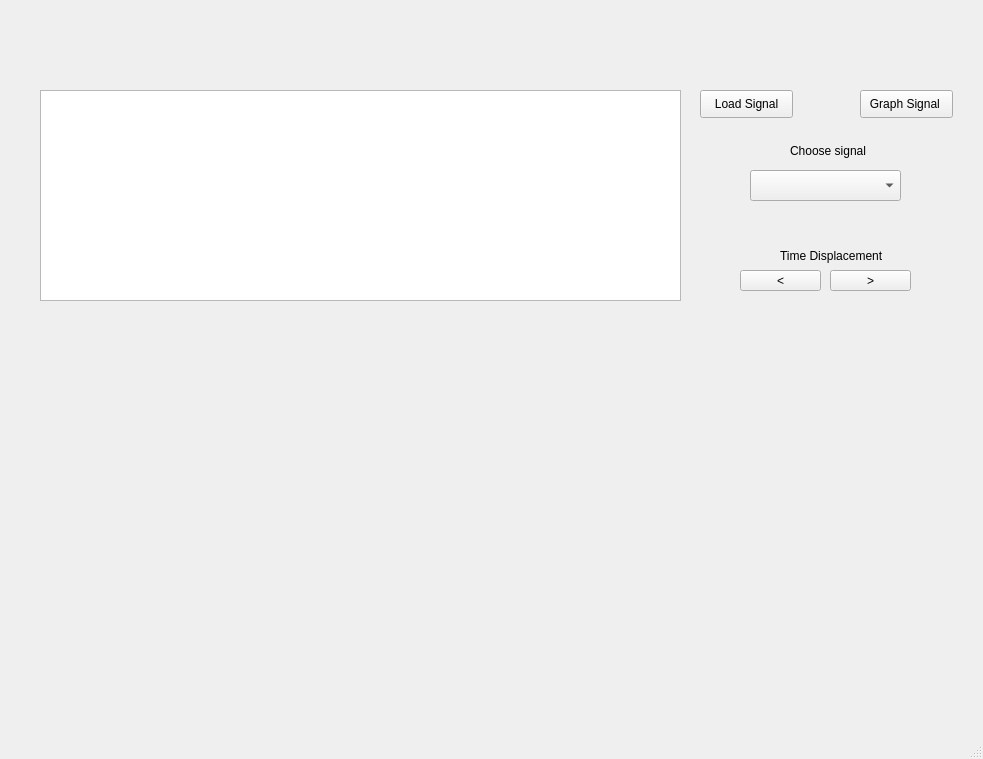
The window that interfaz.ui (carlosmunoz97/Proyecto2) describes before a commit, drawn with Qt 5.
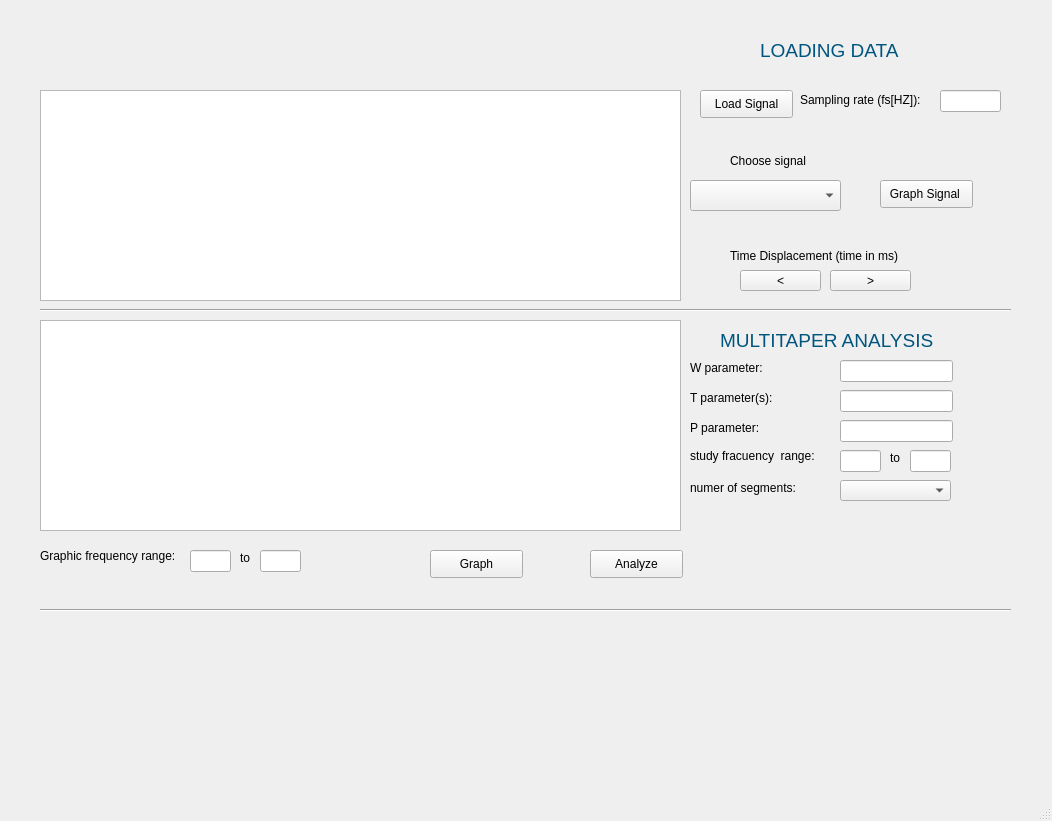
The same window after the commit. Custom widgets are drawn as their Qt base class.

The edit to the form file:
```diff
--- a/interfaz.ui
+++ b/interfaz.ui
@@ -6,8 +6,8 @@
    <rect>
     <x>0</x>
     <y>0</y>
-    <width>983</width>
-    <height>759</height>
+    <width>1052</width>
+    <height>821</height>
    </rect>
   </property>
   <property name="windowTitle">
@@ -40,8 +40,8 @@
    <widget class="QPushButton" name="graficar">
     <property name="geometry">
      <rect>
-      <x>860</x>
-      <y>90</y>
+      <x>880</x>
+      <y>180</y>
       <width>93</width>
       <height>28</height>
      </rect>
@@ -66,14 +66,14 @@
    <widget class="QLabel" name="label_2">
     <property name="geometry">
      <rect>
-      <x>780</x>
+      <x>730</x>
       <y>240</y>
-      <width>111</width>
+      <width>191</width>
       <height>31</height>
      </rect>
     </property>
     <property name="text">
-     <string>Time Displacement</string>
+     <string>Time Displacement (time in ms)</string>
     </property>
    </widget>
    <widget class="QPushButton" name="tiempodisminuir">
@@ -105,8 +105,8 @@
    <widget class="QComboBox" name="senales">
     <property name="geometry">
      <rect>
-      <x>750</x>
-      <y>170</y>
+      <x>690</x>
+      <y>180</y>
       <width>151</width>
       <height>31</height>
      </rect>
@@ -115,8 +115,8 @@
    <widget class="QLabel" name="label_4">
     <property name="geometry">
      <rect>
-      <x>790</x>
-      <y>140</y>
+      <x>730</x>
+      <y>150</y>
       <width>81</width>
       <height>21</height>
      </rect>
@@ -125,6 +125,301 @@
      <string>Choose signal</string>
     </property>
    </widget>
+   <widget class="QLineEdit" name="frecmuestreo">
+    <property name="geometry">
+     <rect>
+      <x>940</x>
+      <y>90</y>
+      <width>61</width>
+      <height>22</height>
+     </rect>
+    </property>
+   </widget>
+   <widget class="QLabel" name="label_3">
+    <property name="geometry">
+     <rect>
+      <x>800</x>
+      <y>90</y>
+      <width>141</width>
+      <height>20</height>
+     </rect>
+    </property>
+    <property name="text">
+     <string>Sampling rate (fs[HZ]): </string>
+    </property>
+   </widget>
+   <widget class="PlotWidget" name="campo_graficacion_2">
+    <property name="geometry">
+     <rect>
+      <x>40</x>
+      <y>320</y>
+      <width>641</width>
+      <height>211</height>
+     </rect>
+    </property>
+   </widget>
+   <widget class="Line" name="line">
+    <property name="geometry">
+     <rect>
+      <x>40</x>
+      <y>300</y>
+      <width>971</width>
+      <height>20</height>
+     </rect>
+    </property>
+    <property name="orientation">
+     <enum>Qt::Horizontal</enum>
+    </property>
+   </widget>
+   <widget class="QLabel" name="label_5">
+    <property name="geometry">
+     <rect>
+      <x>720</x>
+      <y>320</y>
+      <width>241</width>
+      <height>41</height>
+     </rect>
+    </property>
+    <property name="text">
+     <string>&lt;html&gt;&lt;head/&gt;&lt;body&gt;&lt;p&gt;&lt;span style=&quot; font-size:14pt; color:#00557f;&quot;&gt;MULTITAPER ANALYSIS&lt;/span&gt;&lt;/p&gt;&lt;/body&gt;&lt;/html&gt;</string>
+    </property>
+   </widget>
+   <widget class="QLabel" name="label_6">
+    <property name="geometry">
+     <rect>
+      <x>690</x>
+      <y>360</y>
+      <width>101</width>
+      <height>16</height>
+     </rect>
+    </property>
+    <property name="text">
+     <string>W parameter: </string>
+    </property>
+   </widget>
+   <widget class="QLineEdit" name="w">
+    <property name="geometry">
+     <rect>
+      <x>840</x>
+      <y>360</y>
+      <width>113</width>
+      <height>22</height>
+     </rect>
+    </property>
+   </widget>
+   <widget class="QLineEdit" name="t">
+    <property name="geometry">
+     <rect>
+      <x>840</x>
+      <y>390</y>
+      <width>113</width>
+      <height>22</height>
+     </rect>
+    </property>
+   </widget>
+   <widget class="QLabel" name="label_7">
+    <property name="geometry">
+     <rect>
+      <x>690</x>
+      <y>390</y>
+      <width>101</width>
+      <height>16</height>
+     </rect>
+    </property>
+    <property name="text">
+     <string>T parameter(s):</string>
+    </property>
+   </widget>
+   <widget class="QLineEdit" name="sfmin">
+    <property name="geometry">
+     <rect>
+      <x>840</x>
+      <y>450</y>
+      <width>41</width>
+      <height>22</height>
+     </rect>
+    </property>
+   </widget>
+   <widget class="QLabel" name="label_8">
+    <property name="geometry">
+     <rect>
+      <x>690</x>
+      <y>440</y>
+      <width>141</width>
+      <height>31</height>
+     </rect>
+    </property>
+    <property name="text">
+     <string>study fracuency  range:</string>
+    </property>
+   </widget>
+   <widget class="QLineEdit" name="p">
+    <property name="geometry">
+     <rect>
+      <x>840</x>
+      <y>420</y>
+      <width>113</width>
+      <height>22</height>
+     </rect>
+    </property>
+   </widget>
+   <widget class="QLabel" name="label_9">
+    <property name="geometry">
+     <rect>
+      <x>690</x>
+      <y>420</y>
+      <width>101</width>
+      <height>16</height>
+     </rect>
+    </property>
+    <property name="text">
+     <string>P parameter:</string>
+    </property>
+   </widget>
+   <widget class="QLineEdit" name="sfmax">
+    <property name="geometry">
+     <rect>
+      <x>910</x>
+      <y>450</y>
+      <width>41</width>
+      <height>22</height>
+     </rect>
+    </property>
+   </widget>
+   <widget class="QLabel" name="to">
+    <property name="geometry">
+     <rect>
+      <x>890</x>
+      <y>450</y>
+      <width>16</width>
+      <height>16</height>
+     </rect>
+    </property>
+    <property name="text">
+     <string>to</string>
+    </property>
+   </widget>
+   <widget class="QLabel" name="label_11">
+    <property name="geometry">
+     <rect>
+      <x>690</x>
+      <y>480</y>
+      <width>131</width>
+      <height>16</height>
+     </rect>
+    </property>
+    <property name="text">
+     <string>numer of segments:</string>
+    </property>
+   </widget>
+   <widget class="Line" name="line_2">
+    <property name="geometry">
+     <rect>
+      <x>40</x>
+      <y>600</y>
+      <width>971</width>
+      <height>20</height>
+     </rect>
+    </property>
+    <property name="orientation">
+     <enum>Qt::Horizontal</enum>
+    </property>
+   </widget>
+   <widget class="QLabel" name="label_13">
+    <property name="geometry">
+     <rect>
+      <x>760</x>
+      <y>30</y>
+      <width>161</width>
+      <height>41</height>
+     </rect>
+    </property>
+    <property name="text">
+     <string>&lt;html&gt;&lt;head/&gt;&lt;body&gt;&lt;p&gt;&lt;span style=&quot; font-size:14pt; color:#00557f;&quot;&gt;LOADING DATA&lt;/span&gt;&lt;/p&gt;&lt;/body&gt;&lt;/html&gt;</string>
+    </property>
+   </widget>
+   <widget class="QLineEdit" name="lineEdit_8">
+    <property name="geometry">
+     <rect>
+      <x>260</x>
+      <y>550</y>
+      <width>41</width>
+      <height>22</height>
+     </rect>
+    </property>
+   </widget>
+   <widget class="QLabel" name="label_14">
+    <property name="geometry">
+     <rect>
+      <x>40</x>
+      <y>540</y>
+      <width>141</width>
+      <height>31</height>
+     </rect>
+    </property>
+    <property name="text">
+     <string>Graphic frequency range: </string>
+    </property>
+   </widget>
+   <widget class="QLabel" name="gfmax">
+    <property name="geometry">
+     <rect>
+      <x>240</x>
+      <y>550</y>
+      <width>55</width>
+      <height>16</height>
+     </rect>
+    </property>
+    <property name="text">
+     <string>to</string>
+    </property>
+   </widget>
+   <widget class="QLineEdit" name="gfmin">
+    <property name="geometry">
+     <rect>
+      <x>190</x>
+      <y>550</y>
+      <width>41</width>
+      <height>22</height>
+     </rect>
+    </property>
+   </widget>
+   <widget class="QPushButton" name="analyze">
+    <property name="geometry">
+     <rect>
+      <x>590</x>
+      <y>550</y>
+      <width>93</width>
+      <height>28</height>
+     </rect>
+    </property>
+    <property name="text">
+     <string>Analyze</string>
+    </property>
+   </widget>
+   <widget class="QComboBox" name="num">
+    <property name="geometry">
+     <rect>
+      <x>840</x>
+      <y>480</y>
+      <width>111</width>
+      <height>21</height>
+     </rect>
+    </property>
+   </widget>
+   <widget class="QPushButton" name="graphspec">
+    <property name="geometry">
+     <rect>
+      <x>430</x>
+      <y>550</y>
+      <width>93</width>
+      <height>28</height>
+     </rect>
+    </property>
+    <property name="text">
+     <string>Graph</string>
+    </property>
+   </widget>
   </widget>
   <widget class="QStatusBar" name="statusbar"/>
  </widget>
```
